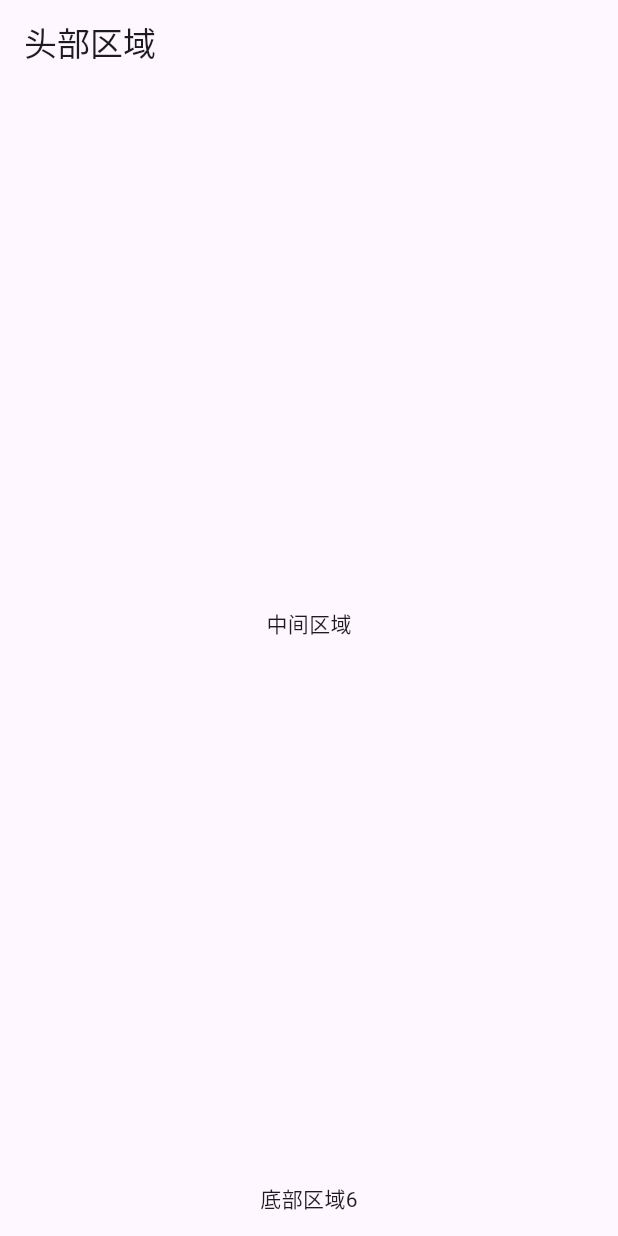
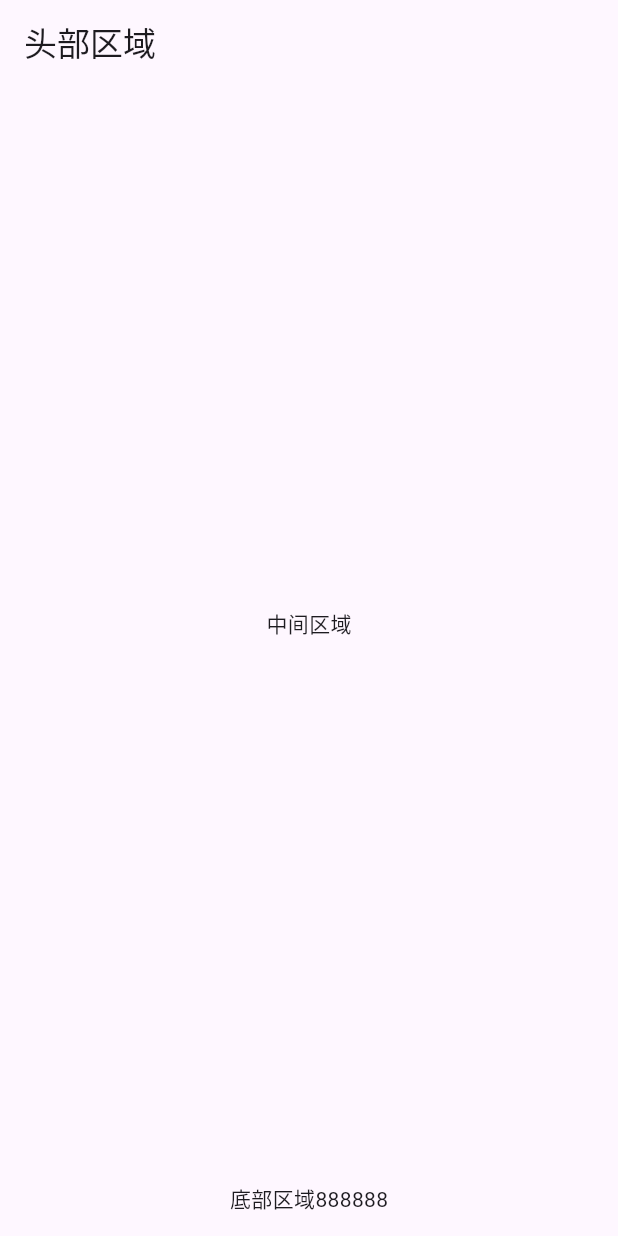
Before and after one commit to haozhixue/flutter_new, a Flutter app: the screen it shows after launch, on a phone screen of 412 x 824 dp. Run offline on Flutter 3.47's test engine with Material 3 defaults, Android fonts, the phone set to English and light mode, and no system bars.

Commit message:
测试信息

```diff
--- a/lib/main.dart
+++ b/lib/main.dart
@@ -19,7 +19,7 @@ void main() {
      bottomNavigationBar: Container(
       height: 50.0,
       child: Center(
-       child: Text("底部区域6"),
+       child: Text("底部区域888888"),
       ),
      ),
     ),
```
